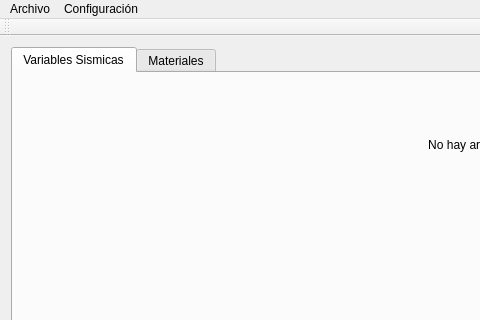
Above: mainwindow.ui from conejoo/Escenarios before the change; both pictures show x 0 to 480 and y 0 to 320 of the 1001 by 455 pixel window. Below: the same form after it.
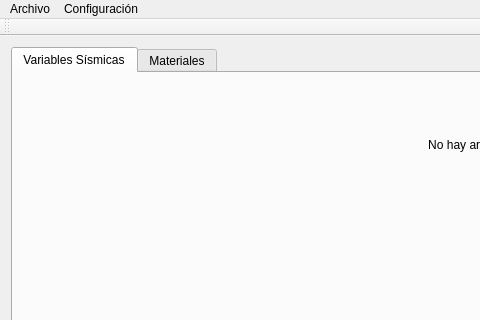
That is the form after the change.

What changed in the file:
```diff
--- a/mainwindow.ui
+++ b/mainwindow.ui
@@ -31,7 +31,7 @@
       </property>
       <widget class="QWidget" name="tab_sismicas">
        <attribute name="title">
-        <string>Variables Sismicas</string>
+        <string>Variables Sísmicas</string>
        </attribute>
        <layout class="QVBoxLayout" name="verticalLayout_2">
         <item>
```
Left out of the diff: 5 changed lines with no effect on the pictures.
